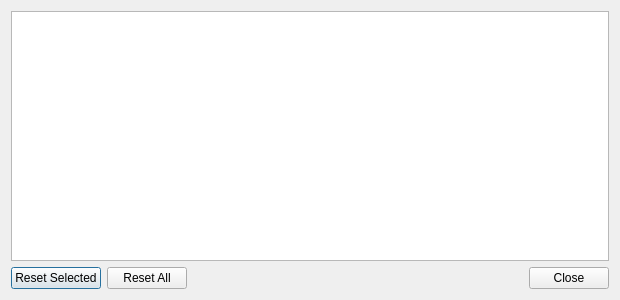
Qt form src/songcounter.ui (SoftProjector/src) before a commit.
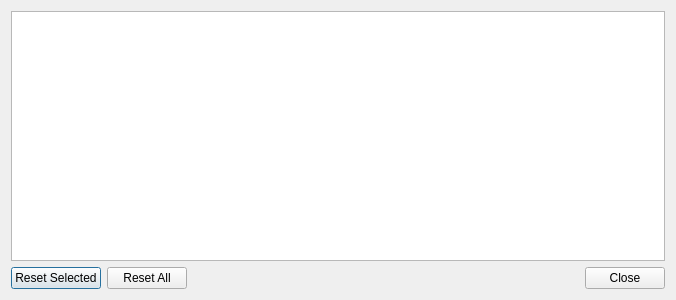
The same form after that commit. Icons and pictures are not drawn.

```diff
--- a/src/songcounter.ui
+++ b/src/songcounter.ui
@@ -6,7 +6,7 @@
    <rect>
     <x>0</x>
     <y>0</y>
-    <width>620</width>
+    <width>676</width>
     <height>300</height>
    </rect>
   </property>
```
